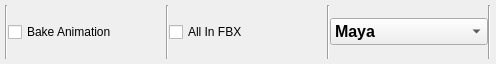
First picture: the form in src/fbxoptions.ui, repository leetdvn/LeeAutoExportFBX, before the edit.
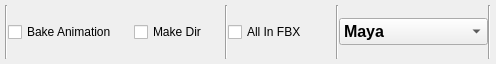
Second picture: the form after the edit.

The edit to the form file:
```diff
--- a/src/fbxoptions.ui
+++ b/src/fbxoptions.ui
@@ -61,6 +61,13 @@
            </property>
           </widget>
          </item>
+         <item alignment="Qt::AlignmentFlag::AlignHCenter">
+          <widget class="QCheckBox" name="makedirBox">
+           <property name="text">
+            <string>Make Dir</string>
+           </property>
+          </widget>
+         </item>
          <item>
           <widget class="Line" name="line_8">
            <property name="orientation">
```
